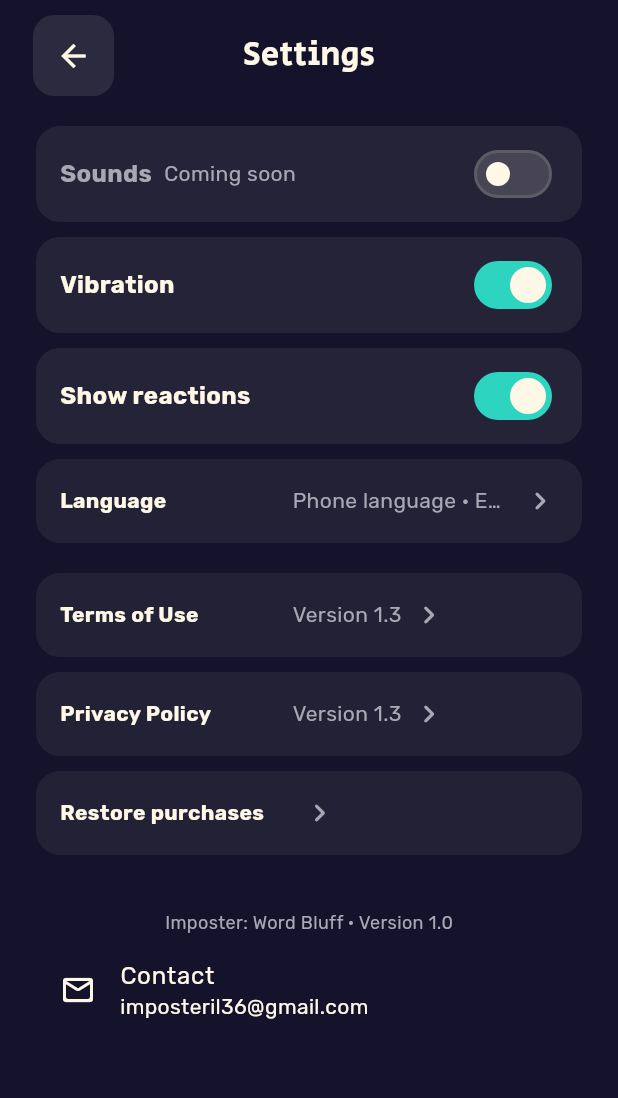
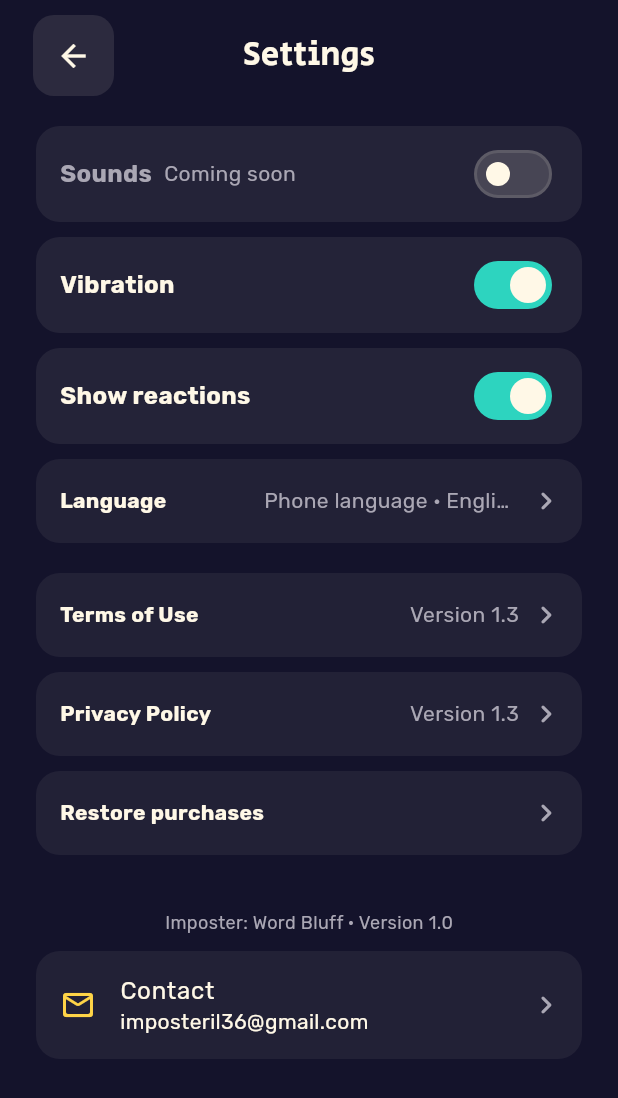
Before and after one commit to dorohayon/Imposter-IL, a Flutter app: the SettingsScreen screen opened directly, on a phone screen of 412 x 824 dp. Shown: the top 1098 px of the screen. Run offline on Flutter 3.47's test engine with Material 3 defaults, Android fonts, the phone set to English and light mode, and no system bars; our stand-ins replace firebase_core, firebase_crashlytics, google_mobile_ads, in_app_purchase, share_plus, shared_preferences; accounts and stored records are empty; network calls fail.

Commit message:
Settings rows end in line with the switches; Contact opens an email (#57)
- A row's value took half its width, so the value and chevron stood
  mid-row and "Restore purchases" wrapped. The value now sits by the
  chevron, and the chevron lines up with the switches above.
- Contact is a button: it opens the mail app on a message to support,
  or copies the address when the phone has none.

Co-authored-by: Dor Ohayon <112856813+cx-dor-ohayon@users.noreply.github.com>
Co-authored-by: Claude Opus 5.5 <noreply@anthropic.com>

```diff
--- a/app/lib/l10n/app_en.arb
+++ b/app/lib/l10n/app_en.arb
@@ -302,6 +302,7 @@
   "adPrivacy": "Ad privacy preferences",
   "appVersion": "Imposter: Word Bluff · Version 1.0",
   "contact": "Contact",
+  "emailCopied": "Email address copied",
   "reportedPlayers": "Players you reported",
   "hiddenPlayersCount": "Hidden players: {mutedLength}",
   "clear": "Clear",
--- a/app/lib/l10n/app_he.arb
+++ b/app/lib/l10n/app_he.arb
@@ -591,6 +591,7 @@
   "adPrivacy": "העדפות פרטיות לפרסומות",
   "appVersion": "מי המתחזה? · גרסה 1.0",
   "contact": "יצירת קשר",
+  "emailCopied": "כתובת המייל הועתקה",
   "reportedPlayers": "שחקנים שדיווחתם עליהם",
   "hiddenPlayersCount": "{mutedLength} שחקנים מוסתרים",
   "@hiddenPlayersCount": {
--- a/app/lib/l10n/app_localizations.dart
+++ b/app/lib/l10n/app_localizations.dart
@@ -1910,6 +1910,12 @@ abstract class AppLocalizations {
   /// **'יצירת קשר'**
   String get contact;
 
+  /// No description provided for @emailCopied.
+  ///
+  /// In he, this message translates to:
+  /// **'כתובת המייל הועתקה'**
+  String get emailCopied;
+
   /// No description provided for @reportedPlayers.
   ///
   /// In he, this message translates to:
--- a/app/lib/l10n/app_localizations_en.dart
+++ b/app/lib/l10n/app_localizations_en.dart
@@ -1059,6 +1059,9 @@ class AppLocalizationsEn extends AppLocalizations {
 
   @override
   String get contact => 'Contact';
+
+  @override
+  String get emailCopied => 'Email address copied';
 
   @override
   String get reportedPlayers => 'Players you reported';
--- a/app/lib/l10n/app_localizations_he.dart
+++ b/app/lib/l10n/app_localizations_he.dart
@@ -1039,6 +1039,9 @@ class AppLocalizationsHe extends AppLocalizations {
 
   @override
   String get contact => 'יצירת קשר';
+
+  @override
+  String get emailCopied => 'כתובת המייל הועתקה';
 
   @override
   String get reportedPlayers => 'שחקנים שדיווחתם עליהם';
--- a/app/lib/screens/secondary_screens.dart
+++ b/app/lib/screens/secondary_screens.dart
@@ -1,6 +1,7 @@
 import 'dart:io';
 
 import 'package:flutter/material.dart';
+import 'package:flutter/services.dart';
 import 'package:url_launcher/url_launcher.dart';
 
 import '../l10n/l10n.dart';
@@ -191,12 +192,24 @@ class SettingsScreen extends StatelessWidget {
             context.l10n.appVersion,
             style: TextStyle(color: AppColors.muted, fontSize: 12),
           ),
-          if (supportEmail.isNotEmpty)
+          if (supportEmail.isNotEmpty) ...[
+            const SizedBox(height: 10),
             ListTile(
-              leading: Icon(Icons.mail_outline_rounded),
+              onTap: () => _emailSupport(context),
+              // The same end as the rows above (see _LinkRow).
+              contentPadding:
+                  const EdgeInsetsDirectional.only(start: 16, end: 12),
+              tileColor: AppColors.cream.withValues(alpha: .06),
+              shape: RoundedRectangleBorder(
+                  borderRadius: BorderRadius.circular(16)),
+              leading: const Icon(Icons.mail_outline_rounded,
+                  color: AppColors.yellow),
               title: Text(context.l10n.contact),
               subtitle: Text(supportEmail),
+              trailing: const Icon(Icons.chevron_right_rounded,
+                  color: AppColors.muted),
             ),
+          ],
           if (session.muted.isNotEmpty)
             ListTile(
               leading: const Icon(Icons.flag_outlined),
@@ -227,6 +240,22 @@ Future<void> openSubscriptions(String productId) => openExternal(
               'package': 'com.imposteril.app',
             }),
     );
+
+/// Opens the mail app on a message to support. A phone without one gets the
+/// address copied instead, so the tap is never a dead end.
+Future<void> _emailSupport(BuildContext context) async {
+  final messenger = ScaffoldMessenger.of(context);
+  final copied = context.l10n.emailCopied;
+  var opened = false;
+  try {
+    opened = await openExternal(Uri(scheme: 'mailto', path: supportEmail));
+  } on Object {
+    opened = false;
+  }
+  if (opened) return;
+  await Clipboard.setData(const ClipboardData(text: supportEmail));
+  messenger.showSnackBar(SnackBar(content: Text(copied)));
+}
 
 /// Restore outside the purchase popup: a player on a new phone whose
 /// Premium hides every lock has no locked category to tap.
@@ -385,7 +414,9 @@ class _LinkRow extends StatelessWidget {
         onTap: onTap,
         borderRadius: BorderRadius.circular(16),
         child: Padding(
-          padding: const EdgeInsets.symmetric(horizontal: 16, vertical: 16),
+          // 12 at the end, not 16: a chevron's stroke sits further inside its
+          // box than a switch's track, and this lines the two up.
+          padding: const EdgeInsetsDirectional.fromSTEB(16, 16, 12, 16),
           child: Row(
             children: [
               Expanded(
@@ -397,8 +428,13 @@ class _LinkRow extends StatelessWidget {
                   ),
                 ),
               ),
+              // The value by the chevron, at the row's end. A Flexible here
+              // took half the row, which put the value mid-row and wrapped
+              // "Restore purchases" into two lines.
+              if (value.isNotEmpty) ...[
                 const SizedBox(width: 8),
-              Flexible(
+                ConstrainedBox(
+                  constraints: const BoxConstraints(maxWidth: 170),
                   child: Text(
                     value,
                     maxLines: 1,
@@ -406,6 +442,7 @@ class _LinkRow extends StatelessWidget {
                     style: const TextStyle(color: AppColors.muted),
                   ),
                 ),
+              ],
               const SizedBox(width: 6),
               const Icon(Icons.chevron_right_rounded, color: AppColors.muted),
             ],
```
Also changed, not shown: 1 other file. Lines whose indentation alone changed are shown as unchanged.
